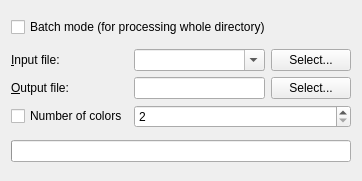
First picture: the form in qgis/python/plugins/GdalTools/tools/widgetConvert.ui, repository sourcepole/qgis, before the edit.
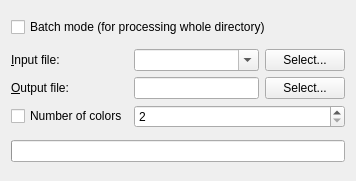
Second picture: the form after the edit.

The edit to the form file:
```diff
--- a/qgis/python/plugins/GdalTools/tools/widgetConvert.ui
+++ b/qgis/python/plugins/GdalTools/tools/widgetConvert.ui
@@ -6,7 +6,7 @@
    <rect>
     <x>0</x>
     <y>0</y>
-    <width>362</width>
+    <width>356</width>
     <height>181</height>
    </rect>
   </property>
```
